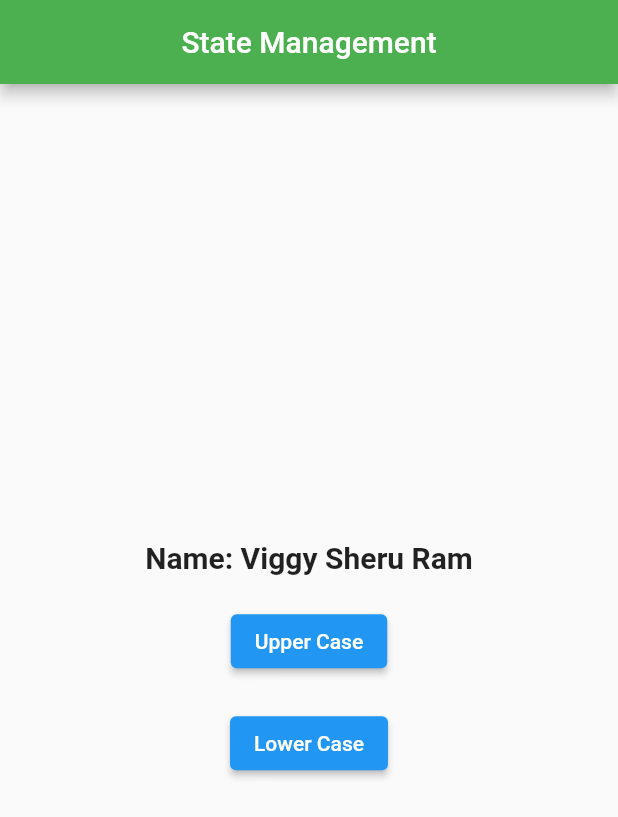
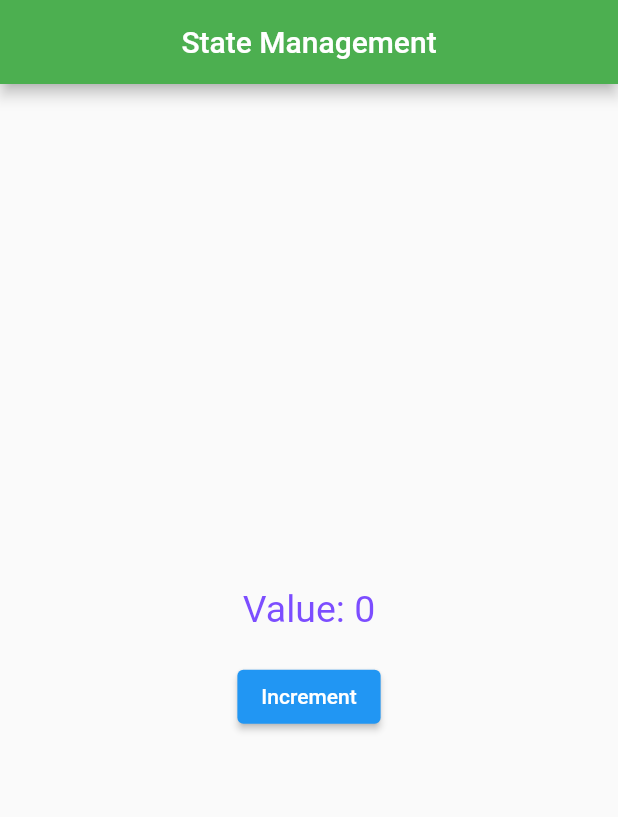
Before and after one commit to vigneshram2011/sheru, a Flutter app: the screen it shows after launch, on a phone screen of 412 x 824 dp. Shown: the top 817 px of the screen. Run offline on Flutter 3.47's test engine with Material 2 defaults, Android fonts, the phone set to English and light mode, and no system bars; our stand-ins replace get.

Commit message:
after tenth video

```diff
--- a/lib/main.dart
+++ b/lib/main.dart
@@ -12,7 +12,6 @@ void main() => runApp(MyApp());
 // ignore: must_be_immutable
 class MyApp extends StatelessWidget {
   var student = Student();
-  MyController myController = Get.put(MyController());
   @override
   Widget build(BuildContext context) {
     return GetMaterialApp(
@@ -28,31 +27,25 @@ class MyApp extends StatelessWidget {
             mainAxisAlignment: MainAxisAlignment.center,
             crossAxisAlignment: CrossAxisAlignment.center,
             children: [
-              Obx(
-                () => Text(
-                  'Name: ${myController.student.name}',
-                  style: TextStyle(
-                    fontSize: 20,
-                    fontWeight: FontWeight.bold,
-                  ),
-                ),
-              ),
-              SizedBox(
-                height: 20,
-              ),
-              ElevatedButton(
-                child: Text('Upper Case'),
-                onPressed: () {
-                  myController.convertToUpperCase();
+              GetX<MyController>(
+                init: MyController(),
+                builder: (controller) {
+                  return Text(
+                    'Value: ${controller.count}',
+                    style: TextStyle(
+                      fontSize: 25,
+                      color: Colors.deepPurpleAccent,
+                    ),
+                  );
                 },
               ),
               SizedBox(
                 height: 20,
               ),
               ElevatedButton(
-                child: Text('Lower Case'),
+                child: Text('Increment'),
                 onPressed: () {
-                  myController.convertToLowerCase();
+                  Get.find<MyController>().increment();
                 },
               ),
             ],
--- a/lib/my_controller.dart
+++ b/lib/my_controller.dart
@@ -1,12 +1,8 @@
-import 'student.dart';
 import 'package:get/get.dart';
 
 class MyController extends GetxController {
-  var student = Student();
-  void convertToUpperCase() {
-    student.name.value = student.name.value.toUpperCase();
-  }
-  void convertToLowerCase() {
-    student.name.value = student.name.value.toLowerCase();
+  var count = 0.obs;
+  void increment() {
+    count++;
   }
 }
```
